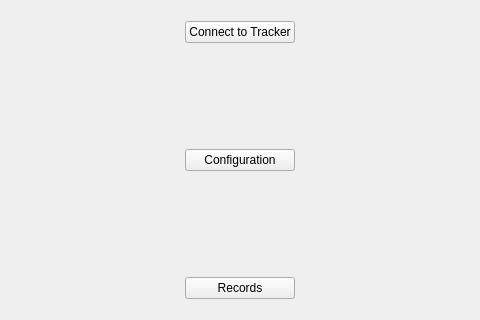
First picture: the form in PyQT/UI/MainWindow.ui, repository zakerl/Capstone_Project, before the edit; both pictures show x 162 to 642 and y 229 to 549 of the 803 by 928 pixel window.
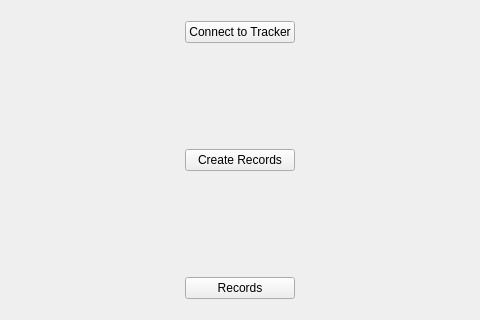
Second picture: the form after the edit.

What changed in the file:
```diff
--- a/PyQT/UI/MainWindow.ui
+++ b/PyQT/UI/MainWindow.ui
@@ -69,7 +69,7 @@
       <item row="1" column="1">
        <widget class="QPushButton" name="pushButton_2">
         <property name="text">
-         <string>Configuration</string>
+         <string>Create Records</string>
         </property>
        </widget>
       </item>
```
Left out of the diff: 2 changed lines with no effect on the pictures.
